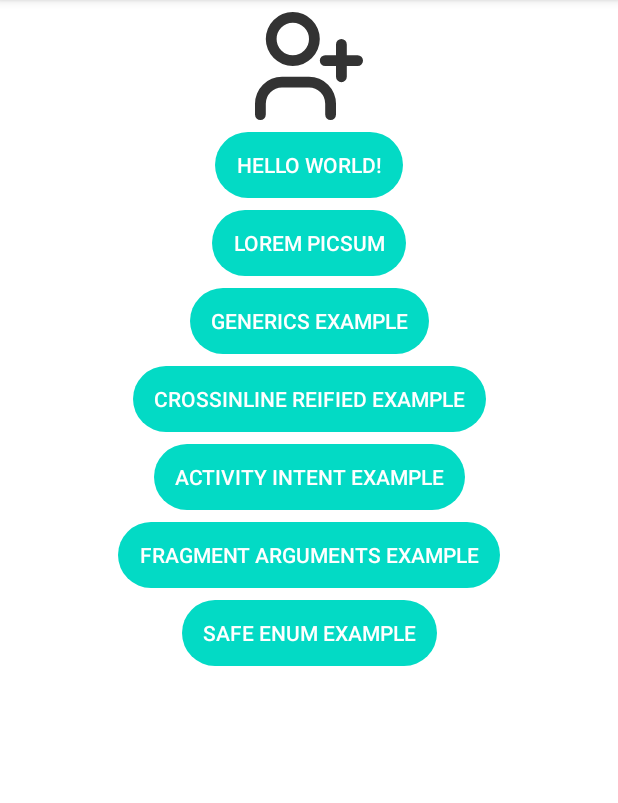
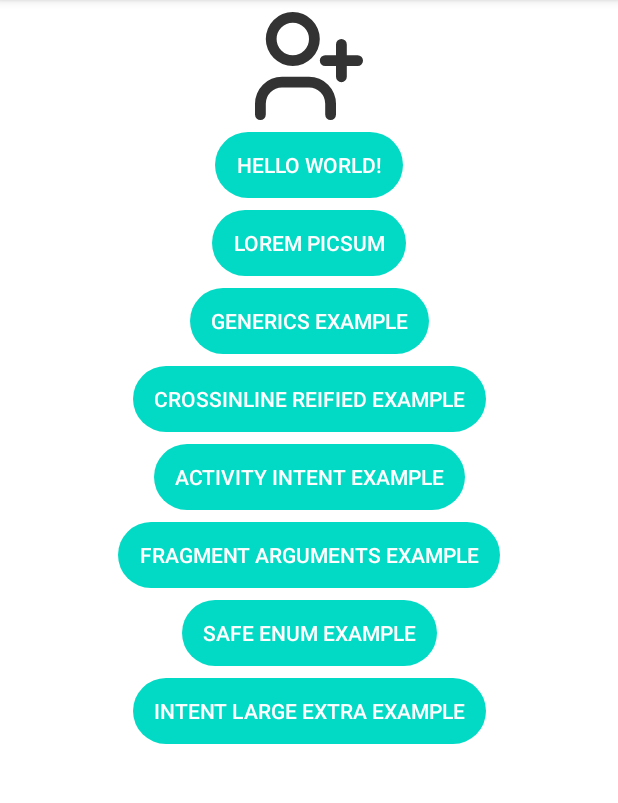
Before and after one commit to rcbuilders/RemindSampleApp, an Android app: the screen it shows after launch (MainActivity), on a phone screen of 412 x 824 dp, the part 84-887 px from its top. Run offline under Robolectric (Android 15) with nearby library versions, the phone set to English and light mode, and no system bars; our stand-ins replace data binding; libraries missing offline, so code that uses them is left out: com.facebook.stetho; 1 statement that could not run was skipped.

Commit message:
Activity간 대용량 데이터(largeExtra) 전송하기

```diff
--- a/app/src/main/AndroidManifest.xml
+++ b/app/src/main/AndroidManifest.xml
@@ -30,6 +30,7 @@
         <activity android:name=".activity_intent.IntentExampleActivity"/>
         <activity android:name=".fragment_arguments.ArgumentsExampleActivity"/>
         <activity android:name=".safe_enum.SafeEnumActivity"/>
+        <activity android:name=".intent_large_extra.IntentLargeExtraActivity"/>
     </application>
 
 </manifest>
--- a/app/src/main/java/com/remind/sampleapp/AppMain.kt
+++ b/app/src/main/java/com/remind/sampleapp/AppMain.kt
@@ -4,6 +4,7 @@ import android.app.Application
 import com.facebook.stetho.Stetho
 import org.koin.android.ext.koin.androidContext
 import org.koin.core.context.startKoin
+import java.util.*
 
 class AppMain: Application() {
 
--- a/app/src/main/res/layout/activity_main.xml
+++ b/app/src/main/res/layout/activity_main.xml
@@ -135,6 +135,20 @@
                 style="?android:attr/borderlessButtonStyle"
                 android:background="@drawable/round_button_background"/>
 
+            <androidx.appcompat.widget.AppCompatButton
+                android:id="@+id/btn_intent_large_extra_example"
+                android:layout_width="wrap_content"
+                android:layout_height="44dp"
+                app:layout_constraintTop_toBottomOf="@id/btn_safe_enum_example"
+                app:layout_constraintLeft_toLeftOf="parent"
+                app:layout_constraintRight_toRightOf="parent"
+                android:text="Intent Large Extra Example"
+                android:textColor="@color/white"
+                android:layout_marginTop="8dp"
+                android:paddingHorizontal="14dp"
+                style="?android:attr/borderlessButtonStyle"
+                android:background="@drawable/round_button_background"/>
+
 
         </androidx.constraintlayout.widget.ConstraintLayout>
 
```
Also changed, not shown: app/src/main/java/com/remind/sampleapp/MainActivity.kt (+22 -1 lines), app/src/main/java/com/remind/sampleapp/intent_large_extra/IntentLargeExtraActivity.kt (added, +40 -0 lines), app/src/main/java/com/remind/sampleapp/utils/ActivityHolder.kt (added, +26 -0 lines).
